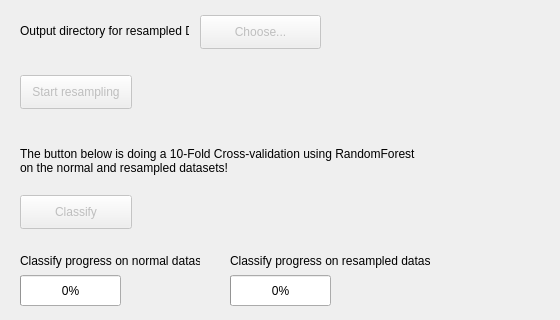
Before: the Qt Designer form main_ui.ui in punkie/resampler_new, drawn with Qt 5; both pictures show x 0 to 560 and y 114 to 434 of the 988 by 737 pixel window.
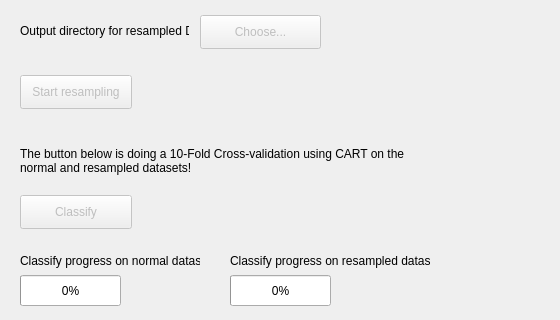
After: the same form once the commit is applied.

Commit message: added a change on one of the labels

What changed in the file:
```diff
--- a/main_ui.ui
+++ b/main_ui.ui
@@ -300,7 +300,7 @@
      <string/>
     </property>
     <property name="text">
-     <string>The button below is doing a 10-Fold Cross-validation using RandomForest on the normal and resampled datasets!</string>
+     <string>The button below is doing a 10-Fold Cross-validation using CART on the normal and resampled datasets!</string>
     </property>
     <property name="wordWrap">
      <bool>true</bool>
```
The commit also changes 1 other file.
